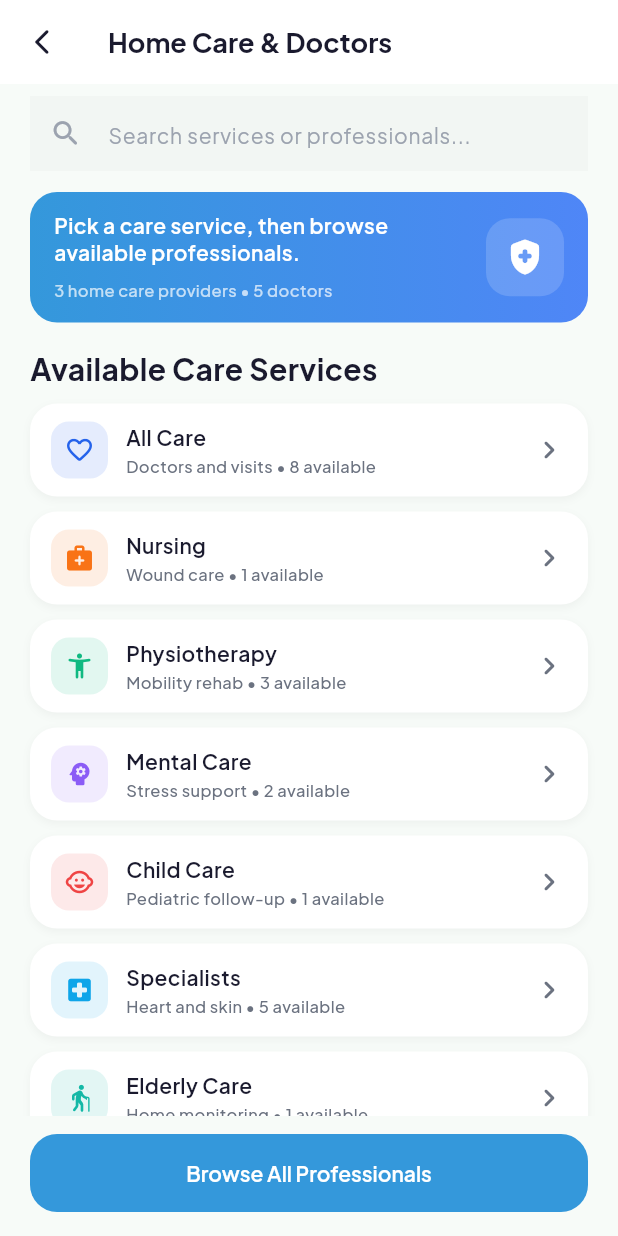
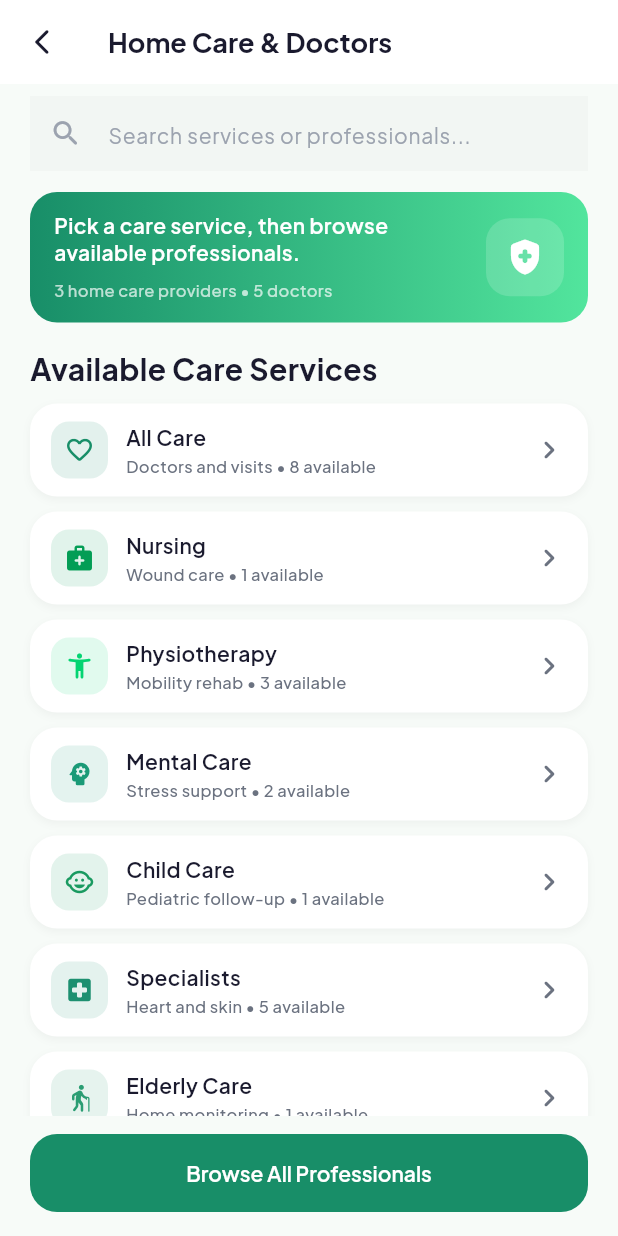
Before and after one commit to yussuf253/edalab, a Flutter app: the HomeScreen screen opened by its route, after a tap on "Doctor", on a phone screen of 412 x 824 dp. Run offline on Flutter 3.47's test engine with Material 3 defaults, Android fonts, the phone set to English and light mode, and no system bars; our stand-ins replace animate_do, go_router, google_fonts, shared_preferences, shimmer; accounts and stored records are empty; network calls fail.

Commit message:
changed app colors to fit primary and secondary colors

```diff
--- a/lib/core/constants/app_colors.dart
+++ b/lib/core/constants/app_colors.dart
@@ -41,24 +41,24 @@ class AppColors {
   static const Color surface = Color(0xFFFFFFFF);
 
   // Module Colors
-  static const Color shopping = Color(0xFFFF6B6B);
-  static const Color shoppingBg = Color(0xFFFFF0F0);
-  static const Color food = Color(0xFFFF8C42);
-  static const Color foodBg = Color(0xFFFFF3EB);
-  static const Color grocery = Color(0xFF2ED573);
-  static const Color groceryBg = Color(0xFFE8FAF0);
-  static const Color homeServices = Color(0xFF0F9D92);
-  static const Color homeServicesBg = Color(0xFFE8FAF7);
-  static const Color ride = Color(0xFF6C63FF);
-  static const Color rideBg = Color(0xFFF0EFFF);
-  static const Color hotel = Color(0xFF00D2FF);
-  static const Color hotelBg = Color(0xFFE6FAFF);
-  static const Color doctor = Color(0xFF3498DB);
-  static const Color doctorBg = Color(0xFFEBF5FB);
-  static const Color pharmacy = Color(0xFF00B894);
-  static const Color pharmacyBg = Color(0xFFE6FFF9);
-  static const Color laundry = Color(0xFF9B59B6);
-  static const Color laundryBg = Color(0xFFF5EEFF);
+  static const Color shopping = Color(0xFF199A60);
+  static const Color shoppingBg = Color(0xFFEAF8F0);
+  static const Color food = Color(0xFF3BAA5C);
+  static const Color foodBg = Color(0xFFEDF8EF);
+  static const Color grocery = Color(0xFF04D472);
+  static const Color groceryBg = Color(0xFFEAFBF2);
+  static const Color homeServices = Color(0xFF1A9A77);
+  static const Color homeServicesBg = Color(0xFFEAF8F3);
+  static const Color ride = Color(0xFF1D9070);
+  static const Color rideBg = Color(0xFFE9F7F2);
+  static const Color hotel = Color(0xFF2B9D73);
+  static const Color hotelBg = Color(0xFFEAF8F2);
+  static const Color doctor = Color(0xFF188E68);
+  static const Color doctorBg = Color(0xFFE8F7F0);
+  static const Color pharmacy = Color(0xFF03B261);
+  static const Color pharmacyBg = Color(0xFFE9FBF3);
+  static const Color laundry = Color(0xFF4A9C73);
+  static const Color laundryBg = Color(0xFFEDF8F2);
 
   // Gradient
   static const LinearGradient primaryGradient = LinearGradient(
--- a/lib/features/doctor/screens/doctor_detail_screen.dart
+++ b/lib/features/doctor/screens/doctor_detail_screen.dart
@@ -108,7 +108,7 @@ class _DoctorDetailScreenState extends State<DoctorDetailScreen> {
                     padding: const EdgeInsets.all(24),
                     decoration: BoxDecoration(
                       gradient: const LinearGradient(
-                        colors: [AppColors.doctor, Color(0xFF5DADE2)],
+                        colors: [AppColors.doctor, AppColors.secondaryLight],
                       ),
                       borderRadius: BorderRadius.circular(24),
                       boxShadow: [
--- a/lib/features/doctor/screens/doctor_screen.dart
+++ b/lib/features/doctor/screens/doctor_screen.dart
@@ -42,7 +42,7 @@ class _DoctorScreenState extends State<DoctorScreen> {
       label: 'All Care',
       subtitle: 'Doctors and visits',
       icon: Icons.favorite_border_rounded,
-      color: Color(0xFF2563EB),
+      color: AppColors.doctor,
       keywords: [],
     ),
     _CareCategory(
@@ -50,7 +50,7 @@ class _DoctorScreenState extends State<DoctorScreen> {
       label: 'Nursing',
       subtitle: 'Wound care',
       icon: Icons.medical_services_rounded,
-      color: Color(0xFFF97316),
+      color: AppColors.primary,
       keywords: ['nursing', 'wound', 'injection', 'elderly'],
     ),
     _CareCategory(
@@ -58,7 +58,7 @@ class _DoctorScreenState extends State<DoctorScreen> {
       label: 'Physiotherapy',
       subtitle: 'Mobility rehab',
       icon: Icons.accessibility_new_rounded,
-      color: Color(0xFF10B981),
+      color: AppColors.secondary,
       keywords: ['physio', 'therapy', 'rehab', 'kine', 'back pain'],
     ),
     _CareCategory(
@@ -66,7 +66,7 @@ class _DoctorScreenState extends State<DoctorScreen> {
       label: 'Mental Care',
       subtitle: 'Stress support',
       icon: Icons.psychology_rounded,
-      color: Color(0xFF8B5CF6),
+      color: AppColors.homeServices,
       keywords: ['mental', 'stress', 'counseling', 'emotional'],
     ),
     _CareCategory(
@@ -74,7 +74,7 @@ class _DoctorScreenState extends State<DoctorScreen> {
       label: 'Child Care',
       subtitle: 'Pediatric follow-up',
       icon: Icons.child_care_rounded,
-      color: Color(0xFFEF4444),
+      color: AppColors.shopping,
       keywords: ['pediatric', 'child', 'vaccination'],
     ),
     _CareCategory(
@@ -82,7 +82,7 @@ class _DoctorScreenState extends State<DoctorScreen> {
       label: 'Specialists',
       subtitle: 'Heart and skin',
       icon: Icons.local_hospital_rounded,
-      color: Color(0xFF0EA5E9),
+      color: AppColors.ride,
       keywords: ['cardio', 'derma', 'neuro', 'ortho', 'specialist'],
     ),
     _CareCategory(
@@ -90,7 +90,7 @@ class _DoctorScreenState extends State<DoctorScreen> {
       label: 'Elderly Care',
       subtitle: 'Home monitoring',
       icon: Icons.elderly_rounded,
-      color: Color(0xFF14B8A6),
+      color: AppColors.hotel,
       keywords: ['elderly', 'home nursing', 'monitoring'],
     ),
     _CareCategory(
@@ -98,7 +98,7 @@ class _DoctorScreenState extends State<DoctorScreen> {
       label: 'Recovery',
       subtitle: 'Post-op support',
       icon: Icons.healing_rounded,
-      color: Color(0xFFF59E0B),
+      color: AppColors.food,
       keywords: ['rehab', 'recovery', 'wound', 'post', 'pain'],
     ),
   ];
@@ -231,7 +231,7 @@ class _DoctorScreenState extends State<DoctorScreen> {
                 ),
                 decoration: BoxDecoration(
                   gradient: const LinearGradient(
-                    colors: [AppColors.doctor, Color(0xFF4F86F7)],
+                    colors: [AppColors.doctor, AppColors.secondaryLight],
                   ),
                   borderRadius: BorderRadius.circular(18),
                 ),
--- a/lib/features/food/screens/food_order_tracking_screen.dart
+++ b/lib/features/food/screens/food_order_tracking_screen.dart
@@ -42,7 +42,9 @@ class FoodOrderTrackingScreen extends StatelessWidget {
               width: double.infinity,
               padding: const EdgeInsets.all(24),
               decoration: BoxDecoration(
-                gradient: const LinearGradient(colors: [AppColors.food, Color(0xFFFFB347)]),
+                gradient: const LinearGradient(
+                  colors: [AppColors.food, AppColors.secondaryLight],
+                ),
                 borderRadius: BorderRadius.circular(20),
               ),
               child: Column(
--- a/lib/features/grocery/screens/grocery_screen.dart
+++ b/lib/features/grocery/screens/grocery_screen.dart
@@ -152,7 +152,7 @@ class _GroceryScreenState extends State<GroceryScreen> {
                 height: 120,
                 decoration: BoxDecoration(
                   gradient: const LinearGradient(
-                    colors: [AppColors.grocery, Color(0xFF55EFC4)],
+                    colors: [AppColors.grocery, AppColors.secondaryLight],
                   ),
                   borderRadius: BorderRadius.circular(20),
                 ),
--- a/lib/features/home/screens/home_screen.dart
+++ b/lib/features/home/screens/home_screen.dart
@@ -24,7 +24,7 @@ class HomeScreen extends StatelessWidget {
               child: Padding(
                 padding: const EdgeInsets.fromLTRB(20, 16, 20, 0),
                 child: FadeInLeft(
-                  duration: const Duration(milliseconds: 500),
+                  duration: const Duration(milliseconds: 240),
                   child: Row(
                     children: [
                       // Avatar
@@ -108,25 +108,12 @@ class HomeScreen extends StatelessWidget {
               child: Padding(
                 padding: const EdgeInsets.fromLTRB(20, 20, 20, 0),
                 child: FadeInUp(
-                  delay: const Duration(milliseconds: 80),
-                  duration: const Duration(milliseconds: 520),
+                  delay: const Duration(milliseconds: 20),
+                  duration: const Duration(milliseconds: 240),
                   child: AppSearchBar(
                     hint: 'Search services, products, restaurants...',
                     readOnly: true,
                     onTap: () => context.push('/search'),
-                    suffix: Container(
-                      margin: const EdgeInsets.all(6),
-                      padding: const EdgeInsets.all(8),
-                      decoration: BoxDecoration(
-                        gradient: AppColors.primaryGradient,
-                        borderRadius: BorderRadius.circular(10),
-                      ),
-                      child: const Icon(
-                        Icons.tune_rounded,
-                        color: AppColors.white,
-                        size: 18,
-                      ),
-                    ),
                   ),
                 ),
               ),
@@ -137,8 +124,8 @@ class HomeScreen extends StatelessWidget {
               child: Padding(
                 padding: const EdgeInsets.fromLTRB(20, 24, 20, 0),
                 child: FadeInUp(
-                  delay: const Duration(milliseconds: 150),
-                  duration: const Duration(milliseconds: 560),
+                  delay: const Duration(milliseconds: 40),
+                  duration: const Duration(milliseconds: 240),
                   child: _PromoBanner(),
                 ),
               ),
@@ -149,8 +136,8 @@ class HomeScreen extends StatelessWidget {
               child: Padding(
                 padding: const EdgeInsets.fromLTRB(0, 28, 0, 0),
                 child: FadeInUp(
-                  delay: const Duration(milliseconds: 220),
-                  duration: const Duration(milliseconds: 560),
+                  delay: const Duration(milliseconds: 60),
+                  duration: const Duration(milliseconds: 240),
                   child: Column(
                     children: [
                       const SectionHeader(
@@ -170,8 +157,8 @@ class HomeScreen extends StatelessWidget {
               child: Padding(
                 padding: const EdgeInsets.fromLTRB(0, 28, 0, 0),
                 child: FadeInUp(
-                  delay: const Duration(milliseconds: 300),
-                  duration: const Duration(milliseconds: 560),
+                  delay: const Duration(milliseconds: 80),
+                  duration: const Duration(milliseconds: 240),
                   child: Column(
                     children: [
                       SectionHeader(
@@ -192,8 +179,8 @@ class HomeScreen extends StatelessWidget {
               child: Padding(
                 padding: const EdgeInsets.fromLTRB(0, 28, 0, 0),
                 child: FadeInUp(
-                  delay: const Duration(milliseconds: 380),
-                  duration: const Duration(milliseconds: 560),
+                  delay: const Duration(milliseconds: 100),
+                  duration: const Duration(milliseconds: 240),
                   child: Column(
                     children: [
                       SectionHeader(
@@ -214,8 +201,8 @@ class HomeScreen extends StatelessWidget {
               child: Padding(
                 padding: const EdgeInsets.fromLTRB(0, 28, 0, 0),
                 child: FadeInUp(
-                  delay: const Duration(milliseconds: 460),
-                  duration: const Duration(milliseconds: 560),
+                  delay: const Duration(milliseconds: 120),
+                  duration: const Duration(milliseconds: 240),
                   child: Column(
                     children: [
                       SectionHeader(
@@ -236,8 +223,8 @@ class HomeScreen extends StatelessWidget {
               child: Padding(
                 padding: const EdgeInsets.fromLTRB(0, 28, 0, 24),
                 child: FadeInUp(
-                  delay: const Duration(milliseconds: 540),
-                  duration: const Duration(milliseconds: 560),
+                  delay: const Duration(milliseconds: 140),
+                  duration: const Duration(milliseconds: 240),
                   child: Column(
                     children: [
                       SectionHeader(
@@ -363,9 +350,6 @@ class _ServicesGrid extends StatelessWidget {
           final service = _services[index];
           return GestureDetector(
             onTap: () => context.push(service.route),
-            child: ZoomIn(
-              delay: Duration(milliseconds: 140 * index),
-              duration: const Duration(milliseconds: 420),
             child: Column(
               children: [
                 Container(
@@ -380,12 +364,12 @@ class _ServicesGrid extends StatelessWidget {
                     child: Image.asset(
                       service.assetPath,
                       fit: BoxFit.contain,
-                        color: service.color,
+                      color: AppColors.primary,
                       colorBlendMode: BlendMode.srcIn,
                       errorBuilder: (context, error, stackTrace) {
                         return Icon(
                           Icons.widgets_rounded,
-                            color: service.color,
+                          color: AppColors.primary,
                           size: 28,
                         );
                       },
@@ -399,7 +383,6 @@ class _ServicesGrid extends StatelessWidget {
                   textAlign: TextAlign.center,
                 ),
               ],
-              ),
             ),
           );
         },
@@ -460,10 +443,7 @@ class _SpecialOffers extends StatelessWidget {
         separatorBuilder: (_, _) => const SizedBox(width: 14),
         itemBuilder: (context, index) {
           final offer = offers[index];
-          return FadeInRight(
-            delay: Duration(milliseconds: 120 * index),
-            duration: const Duration(milliseconds: 420),
-            child: Container(
+          return Container(
               width: 280,
               padding: const EdgeInsets.all(16),
               decoration: BoxDecoration(
@@ -521,7 +501,6 @@ class _SpecialOffers extends StatelessWidget {
                   ),
                 ],
               ),
-            ),
           );
         },
       ),
@@ -565,10 +544,7 @@ class _PopularRestaurants extends StatelessWidget {
             separatorBuilder: (context, index) => const SizedBox(width: 14),
             itemBuilder: (context, index) {
               final restaurant = restaurants[index];
-              return FadeInUp(
-                delay: Duration(milliseconds: 120 * index),
-                duration: const Duration(milliseconds: 420),
-                child: GestureDetector(
+              return GestureDetector(
                   onTap: () =>
                       context.push('/food/restaurant/${restaurant.id}'),
                   child: Container(
@@ -659,7 +635,6 @@ class _PopularRestaurants extends StatelessWidget {
                       ],
                     ),
                   ),
-                ),
               );
             },
           ),
@@ -695,10 +670,7 @@ class _TopDoctors extends StatelessWidget {
             separatorBuilder: (context, index) => const SizedBox(width: 14),
             itemBuilder: (context, index) {
               final doctor = doctors[index];
-              return FadeInRight(
-                delay: Duration(milliseconds: 120 * index),
-                duration: const Duration(milliseconds: 420),
-                child: GestureDetector(
+              return GestureDetector(
                   onTap: () => context.push('/doctor/detail/${doctor.id}'),
                   child: Container(
                     width: 260,
@@ -768,7 +740,6 @@ class _TopDoctors extends StatelessWidget {
                       ],
                     ),
                   ),
-                ),
               );
             },
           ),
@@ -804,10 +775,7 @@ class _TrendingProducts extends StatelessWidget {
             separatorBuilder: (context, index) => const SizedBox(width: 14),
             itemBuilder: (context, index) {
               final product = products[index];
-              return FadeInUp(
-                delay: Duration(milliseconds: 120 * index),
-                duration: const Duration(milliseconds: 420),
-                child: GestureDetector(
+              return GestureDetector(
                   onTap: () => context.push('/shopping/product/${product.id}'),
                   child: Container(
                     width: 180,
@@ -897,7 +865,6 @@ class _TrendingProducts extends StatelessWidget {
                       ],
                     ),
                   ),
-                ),
               );
             },
           ),
--- a/lib/features/home_services/screens/home_service_appointment_detail_screen.dart
+++ b/lib/features/home_services/screens/home_service_appointment_detail_screen.dart
@@ -181,7 +181,7 @@ class _HomeServiceAppointmentDetailScreenState
                     padding: const EdgeInsets.all(18),
                     decoration: BoxDecoration(
                       gradient: const LinearGradient(
-                        colors: [AppColors.homeServices, Color(0xFF27B5A8)],
+                        colors: [AppColors.homeServices, AppColors.secondaryLight],
                       ),
                       borderRadius: BorderRadius.circular(22),
                     ),
--- a/lib/features/home_services/screens/home_service_provider_screen.dart
+++ b/lib/features/home_services/screens/home_service_provider_screen.dart
@@ -132,7 +132,7 @@ class _HomeServiceProviderScreenState extends State<HomeServiceProviderScreen> {
                     padding: const EdgeInsets.all(24),
                     decoration: BoxDecoration(
                       gradient: const LinearGradient(
-                        colors: [AppColors.homeServices, Color(0xFF27B5A8)],
+                        colors: [AppColors.homeServices, AppColors.secondaryLight],
                       ),
                       borderRadius: BorderRadius.circular(24),
                     ),
--- a/lib/features/home_services/screens/home_services_screen.dart
+++ b/lib/features/home_services/screens/home_services_screen.dart
@@ -119,7 +119,7 @@ class _HomeServicesScreenState extends State<HomeServicesScreen> {
                 padding: const EdgeInsets.all(18),
                 decoration: BoxDecoration(
                   gradient: const LinearGradient(
-                    colors: [AppColors.homeServices, Color(0xFF27B5A8)],
+                    colors: [AppColors.homeServices, AppColors.secondaryLight],
                     begin: Alignment.topLeft,
                     end: Alignment.bottomRight,
                   ),
--- a/lib/features/laundry/screens/laundry_screen.dart
+++ b/lib/features/laundry/screens/laundry_screen.dart
@@ -95,7 +95,7 @@ class _LaundryScreenState extends State<LaundryScreen> {
               padding: const EdgeInsets.all(24),
               decoration: BoxDecoration(
                 gradient: const LinearGradient(
-                  colors: [AppColors.laundry, Color(0xFFBB8FCE)],
+                  colors: [AppColors.laundry, AppColors.secondaryLight],
                 ),
                 borderRadius: BorderRadius.circular(20),
               ),
--- a/lib/features/laundry/screens/laundry_tracking_screen.dart
+++ b/lib/features/laundry/screens/laundry_tracking_screen.dart
@@ -41,7 +41,9 @@ class LaundryTrackingScreen extends StatelessWidget {
               width: double.infinity,
               padding: const EdgeInsets.all(24),
               decoration: BoxDecoration(
-                gradient: const LinearGradient(colors: [AppColors.laundry, Color(0xFFBB8FCE)]),
+                gradient: const LinearGradient(
+                  colors: [AppColors.laundry, AppColors.secondaryLight],
+                ),
                 borderRadius: BorderRadius.circular(20),
               ),
               child: Column(
--- a/lib/features/pharmacy/screens/pharmacy_screen.dart
+++ b/lib/features/pharmacy/screens/pharmacy_screen.dart
@@ -148,7 +148,7 @@ class _PharmacyScreenState extends State<PharmacyScreen> {
                 padding: const EdgeInsets.all(20),
                 decoration: BoxDecoration(
                   gradient: const LinearGradient(
-                    colors: [AppColors.pharmacy, Color(0xFF55EFC4)],
+                    colors: [AppColors.pharmacy, AppColors.secondaryLight],
                   ),
                   borderRadius: BorderRadius.circular(20),
                 ),
--- a/lib/features/shopping/screens/shopping_screen.dart
+++ b/lib/features/shopping/screens/shopping_screen.dart
@@ -190,7 +190,7 @@ class _ShoppingScreenState extends State<ShoppingScreen> {
               height: 96,
               decoration: BoxDecoration(
                 gradient: const LinearGradient(
-                  colors: [AppColors.shopping, Color(0xFFFFA6A6)],
+                  colors: [AppColors.shopping, AppColors.secondaryLight],
                 ),
                 borderRadius: BorderRadius.circular(18),
               ),
```
Lines whose indentation alone changed are shown as unchanged.
